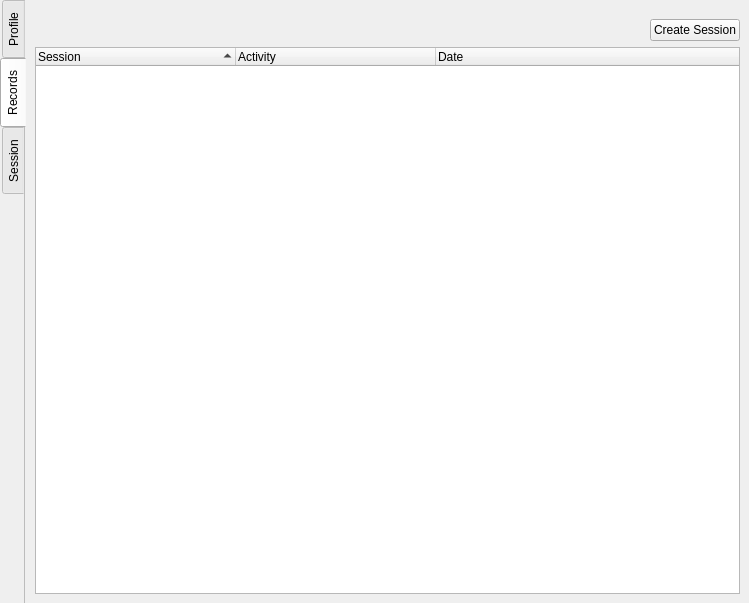
Qt form Software/FullAxis/src/main/python/lib/basic_profile.ui (Debaq/Fullaxis) before a commit.
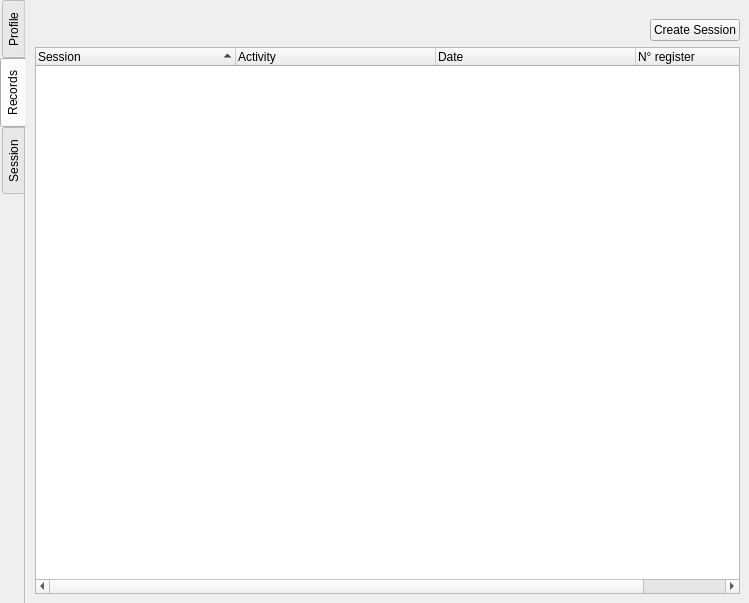
The same form after that commit. The open tabs and pages were chosen to show the change.

```diff
--- a/Software/FullAxis/src/main/python/lib/basic_profile.ui
+++ b/Software/FullAxis/src/main/python/lib/basic_profile.ui
@@ -353,6 +353,11 @@
            <string>Date</string>
           </property>
          </column>
+         <column>
+          <property name="text">
+           <string>N° register</string>
+          </property>
+         </column>
         </widget>
        </item>
       </layout>
```
Left out of the diff: 1 changed line with no effect on the pictures.
